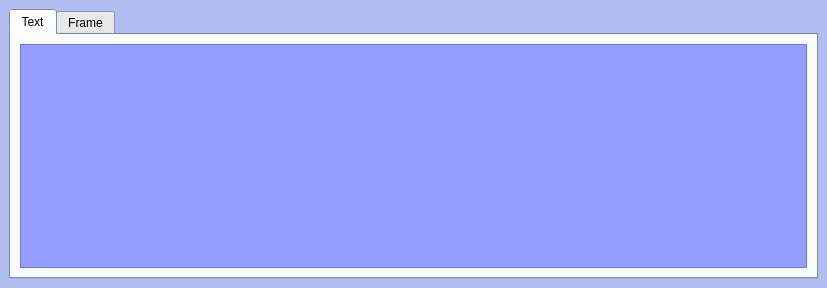
This is mscore/mscore/textpalette.ui in musescore/musescore-old as Qt 5 draws it before an edit. The edited form follows.
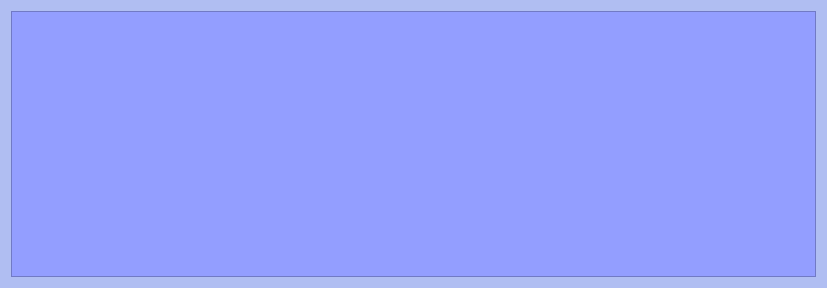
This is the edited form.

The edit to the form file:
```diff
--- a/mscore/mscore/textpalette.ui
+++ b/mscore/mscore/textpalette.ui
@@ -76,26 +76,10 @@
   <property name="windowTitle" >
    <string>MuseScore: Special Text Symbols</string>
   </property>
-  <layout class="QVBoxLayout" >
-   <property name="spacing" >
-    <number>6</number>
-   </property>
-   <property name="margin" >
-    <number>9</number>
-   </property>
+  <layout class="QVBoxLayout" name="verticalLayout">
    <item>
-    <widget class="QTabWidget" name="tabWidget" >
-     <property name="currentIndex" >
-      <number>0</number>
-     </property>
-     <widget class="QWidget" name="tab" >
-      <attribute name="title" >
-       <string>Text</string>
-      </attribute>
-      <layout class="QVBoxLayout" >
-       <item>
-        <widget class="QFrame" name="symbolBox" >
-         <property name="palette" >
+    <widget class="QFrame" name="symbolBox">
+     <property name="palette">
           <palette>
            <active>
             <colorrole role="Base" >
@@ -172,16 +156,6 @@
        </item>
       </layout>
      </widget>
-     <widget class="QWidget" name="tab_2" >
-      <attribute name="title" >
-       <string>Frame</string>
-      </attribute>
-      <layout class="QGridLayout" />
-     </widget>
-    </widget>
-   </item>
-  </layout>
- </widget>
  <resources>
   <include location="mscore.qrc" />
  </resources>
```
Left out of the diff: 91 changed lines with no effect on the pictures. Lines whose indentation alone changed are shown as unchanged.
